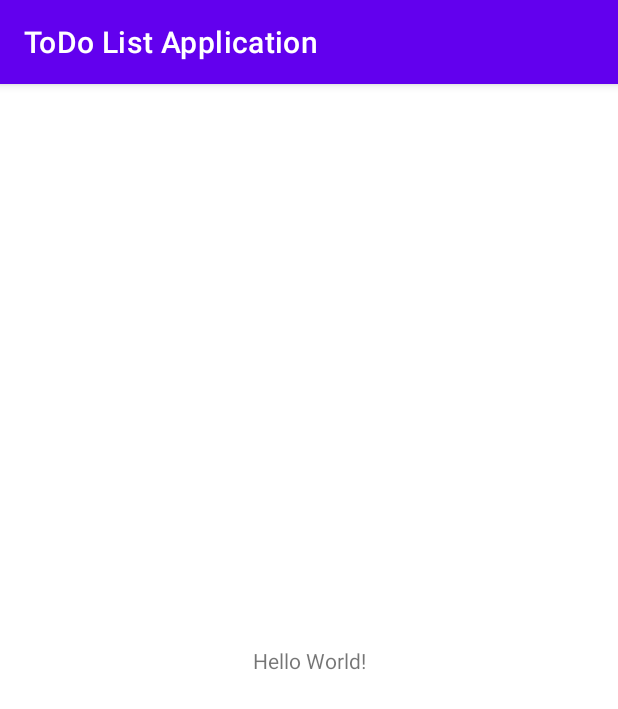
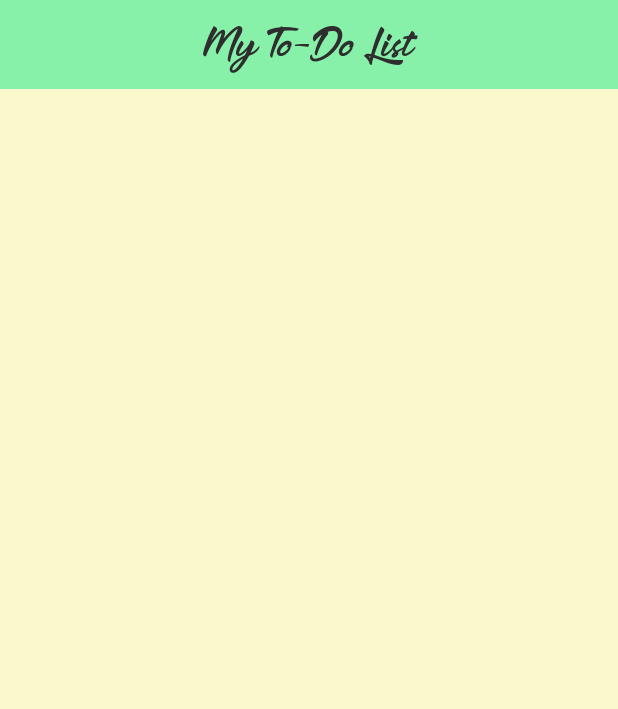
Before and after one commit to Scressenville/My-To-Do-List-Application, an Android app: the screen it shows after launch (MainActivity), on a phone screen of 412 x 824 dp. Shown: the top 709 px of the screen. Run offline under Robolectric (Android 15) with nearby library versions, the phone set to English and light mode, and no system bars.

Commit message:
Addition of a first interface + Font

```diff
--- a/app/build.gradle
+++ b/app/build.gradle
@@ -5,12 +5,12 @@ plugins {
 
 android {
     namespace 'r411.project.todolistapplication'
-    compileSdk 32
+    compileSdk 33
 
     defaultConfig {
         applicationId "r411.project.todolistapplication"
         minSdk 24
-        targetSdk 32
+        targetSdk 33
         versionCode 1
         versionName "1.0"
 
--- a/app/src/main/res/layout/activity_main.xml
+++ b/app/src/main/res/layout/activity_main.xml
@@ -4,15 +4,31 @@
     xmlns:tools="http://schemas.android.com/tools"
     android:layout_width="match_parent"
     android:layout_height="match_parent"
-    tools:context=".MainActivity">
+    android:background="@color/background"
+    tools:context=".MainActivity" >
 
-    <TextView
-        android:layout_width="wrap_content"
+    <LinearLayout
+        android:layout_width="match_parent"
         android:layout_height="wrap_content"
-        android:text="Hello World!"
+        android:background="@color/banner"
+        android:orientation="horizontal"
         app:layout_constraintBottom_toBottomOf="parent"
         app:layout_constraintEnd_toEndOf="parent"
+        app:layout_constraintHorizontal_bias="0.497"
         app:layout_constraintStart_toStartOf="parent"
-        app:layout_constraintTop_toTopOf="parent" />
+        app:layout_constraintTop_toTopOf="parent"
+        app:layout_constraintVertical_bias="0.0">
 
+        <TextView
+            android:id="@+id/textView"
+            android:layout_width="wrap_content"
+            android:layout_height="wrap_content"
+            android:layout_weight="1"
+            android:fontFamily="@font/the_delicate"
+            android:gravity="center"
+            android:text="@string/app_name"
+            android:textColor="@color/font_color"
+            android:textSize="20sp"
+            android:layout_margin="10sp"/>
+    </LinearLayout>
 </androidx.constraintlayout.widget.ConstraintLayout>
--- a/app/src/main/res/values-night/themes.xml
+++ b/app/src/main/res/values-night/themes.xml
@@ -1,14 +1,14 @@
 <resources xmlns:tools="http://schemas.android.com/tools">
     <!-- Base application theme. -->
-    <style name="Theme.ToDoListApplication" parent="Theme.MaterialComponents.DayNight.DarkActionBar">
+    <style name="Theme.ToDoListApplication" parent="Theme.AppCompat.NoActionBar">
         <!-- Primary brand color. -->
-        <item name="colorPrimary">@color/purple_200</item>
-        <item name="colorPrimaryVariant">@color/purple_700</item>
-        <item name="colorOnPrimary">@color/black</item>
+        <item name="colorPrimary">@color/banner</item>
+        <item name="colorPrimaryVariant">@color/banner</item>
+        <item name="colorOnPrimary">@color/banner</item>
         <!-- Secondary brand color. -->
         <item name="colorSecondary">@color/teal_200</item>
         <item name="colorSecondaryVariant">@color/teal_200</item>
-        <item name="colorOnSecondary">@color/black</item>
+        <item name="colorOnSecondary">@color/banner</item>
         <!-- Status bar color. -->
         <item name="android:statusBarColor">?attr/colorPrimaryVariant</item>
         <!-- Customize your theme here. -->
--- a/app/src/main/res/values/colors.xml
+++ b/app/src/main/res/values/colors.xml
@@ -7,4 +7,16 @@
     <color name="teal_700">#FF018786</color>
     <color name="black">#FF000000</color>
     <color name="white">#FFFFFFFF</color>
+    <color name="background">#FBF8CC</color>
+    <color name="background_shade">#FDE4CF</color>
+    <color name="banner">#87F1AA</color>
+    <color name="red_post_it">#FFC1BF</color>
+    <color name="red_post_it_dark">#FF8F8C</color>
+    <color name="yellow_post_it">#F9E871</color>
+    <color name="yellow_post_it_dark">#F5D154</color>
+    <color name="green_post_it">#CEF59F</color>
+    <color name="green_post_it_dark">#9CE26D</color>
+    <color name="blue_post_it">#ABE3FF</color>
+    <color name="blue_post_it_dark">#86C0FB</color>
+    <color name="font_color">#2E2E2E</color>
 </resources>
--- a/app/src/main/res/values/strings.xml
+++ b/app/src/main/res/values/strings.xml
@@ -1,3 +1,3 @@
 <resources>
-    <string name="app_name">ToDo List Application</string>
+    <string name="app_name">My To-Do List</string>
 </resources>
--- a/app/src/main/res/values/themes.xml
+++ b/app/src/main/res/values/themes.xml
@@ -1,14 +1,14 @@
 <resources xmlns:tools="http://schemas.android.com/tools">
     <!-- Base application theme. -->
-    <style name="Theme.ToDoListApplication" parent="Theme.MaterialComponents.DayNight.DarkActionBar">
+    <style name="Theme.ToDoListApplication" parent="Theme.AppCompat.NoActionBar">
         <!-- Primary brand color. -->
-        <item name="colorPrimary">@color/purple_500</item>
-        <item name="colorPrimaryVariant">@color/purple_700</item>
-        <item name="colorOnPrimary">@color/white</item>
+        <item name="colorPrimary">@color/banner</item>
+        <item name="colorPrimaryVariant">@color/banner</item>
+        <item name="colorOnPrimary">@color/banner</item>
         <!-- Secondary brand color. -->
         <item name="colorSecondary">@color/teal_200</item>
-        <item name="colorSecondaryVariant">@color/teal_700</item>
-        <item name="colorOnSecondary">@color/black</item>
+        <item name="colorSecondaryVariant">@color/teal_200</item>
+        <item name="colorOnSecondary">@color/banner</item>
         <!-- Status bar color. -->
         <item name="android:statusBarColor">?attr/colorPrimaryVariant</item>
         <!-- Customize your theme here. -->
```
Also changed, not shown: app/src/main/res/font/the_delicate.ttf (added).
